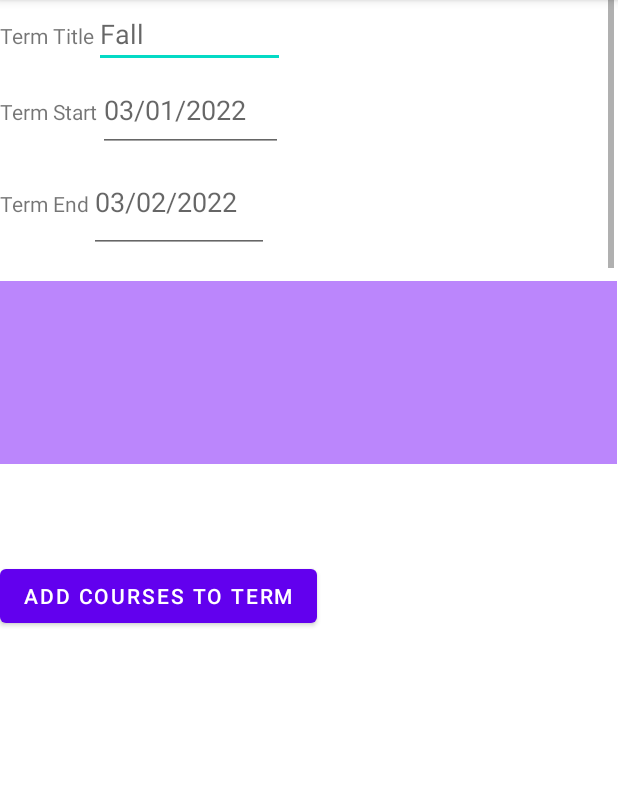
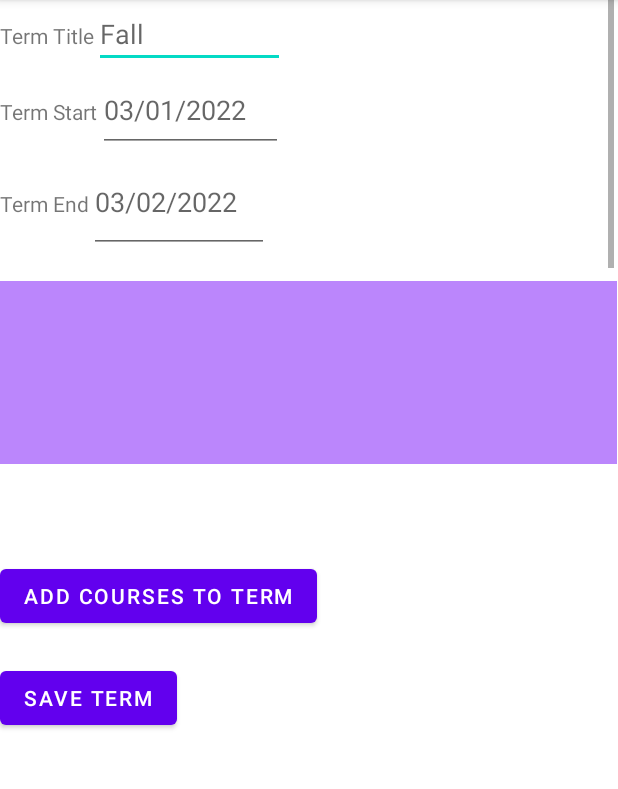
Before and after one commit to Gamesstoper/StudentSchedulingApp, an Android app: the TermDetails screen opened directly, with no data from a screen before it, on a phone screen of 412 x 824 dp, the part 84-873 px from its top. Run offline under Robolectric (Android 15) with nearby library versions, the phone set to English and light mode, and no system bars; our stand-ins replace Room's generated code.

Commit message:
Seventh  Commit

```diff
--- a/app/src/main/java/com/example/c196assessment/Database/ApplicationDatabase.java
+++ b/app/src/main/java/com/example/c196assessment/Database/ApplicationDatabase.java
@@ -11,7 +11,7 @@ import com.example.c196assessment.Entity.Assessments;
 import com.example.c196assessment.Entity.Courses;
 import com.example.c196assessment.Entity.Terms;
 
-@Database(entities = {Assessments.class, Courses.class, Terms.class}, version = 6, exportSchema = false)
+@Database(entities = {Assessments.class, Courses.class, Terms.class}, version = 7, exportSchema = false)
 public abstract class ApplicationDatabase extends RoomDatabase {
     public abstract AssessmentsDAO assessmentsDAO();
     public abstract CoursesDAO coursesDAO();
--- a/app/src/main/java/com/example/c196assessment/UI/TermsMainPage.java
+++ b/app/src/main/java/com/example/c196assessment/UI/TermsMainPage.java
@@ -27,6 +27,7 @@ public class TermsMainPage extends AppCompatActivity {
         recyclerView.setAdapter(adapter);
         recyclerView.setLayoutManager(new LinearLayoutManager(this));
         adapter.setTerms(termsList);
+        adapter.notifyDataSetChanged();
     }
     public boolean onCreateOptionsMenu(Menu menu){
         getMenuInflater().inflate(R.menu.menu_term_main_page, menu);
@@ -46,6 +47,7 @@ public class TermsMainPage extends AppCompatActivity {
                 recyclerView.setAdapter(termAdapter);
                 recyclerView.setLayoutManager(new LinearLayoutManager(this));
                 termAdapter.setTerms(allTerms);
+
         }
         return super.onOptionsItemSelected(item);
     }
--- a/app/src/main/res/layout-land/activity_term_details.xml
+++ b/app/src/main/res/layout-land/activity_term_details.xml
@@ -101,4 +101,16 @@
         app:layout_constraintBottom_toBottomOf="parent"
         app:layout_constraintEnd_toEndOf="parent" />
 
+    <Button
+        android:id="@+id/saveTerm"
+        android:layout_width="wrap_content"
+        android:layout_height="wrap_content"
+        android:text="Save Term"
+        android:clickable="true"
+        android:onClick="SaveTerm"
+        app:layout_constraintBottom_toBottomOf="parent"
+        app:layout_constraintEnd_toStartOf="@+id/addCourses"
+        app:layout_constraintHorizontal_bias="0.899"
+        app:layout_constraintStart_toStartOf="parent" />
+
 </androidx.constraintlayout.widget.ConstraintLayout>
--- a/app/src/main/res/layout/activity_term_details.xml
+++ b/app/src/main/res/layout/activity_term_details.xml
@@ -104,4 +104,15 @@
         app:layout_constraintStart_toStartOf="parent"
         app:layout_constraintTop_toBottomOf="@+id/scrollView3" />
 
+    <Button
+        android:id="@+id/saveTerm"
+        android:layout_width="wrap_content"
+        android:layout_height="wrap_content"
+        android:layout_marginTop="20dp"
+        android:clickable="true"
+        android:onClick="SaveTerm"
+        android:text="Save Term"
+        app:layout_constraintStart_toStartOf="parent"
+        app:layout_constraintTop_toBottomOf="@+id/addCourses" />
+
 </androidx.constraintlayout.widget.ConstraintLayout>
```
Also changed, not shown: app/src/main/java/com/example/c196assessment/UI/TermDetails.java (+19 -1 lines), 1 other file.
